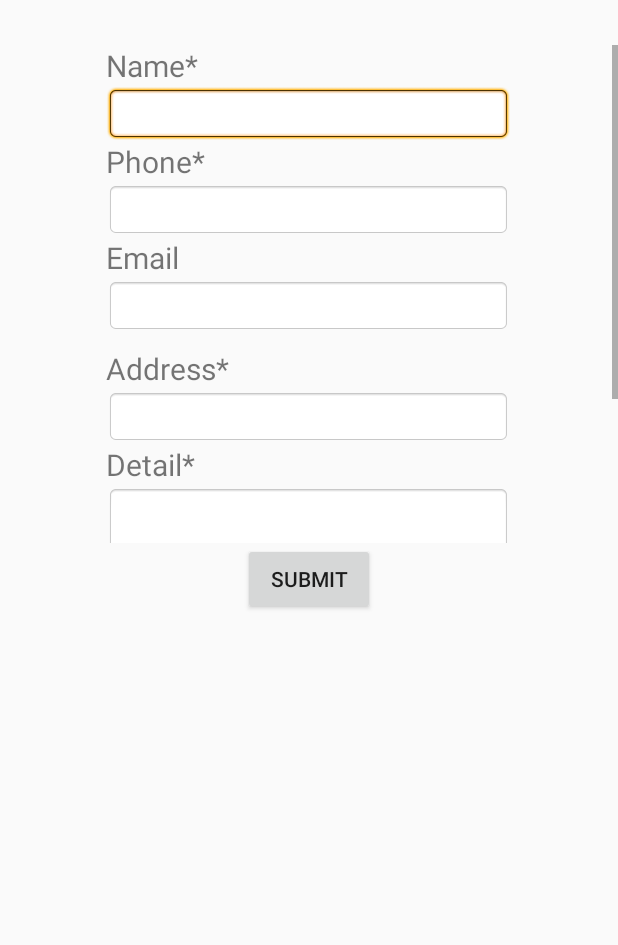
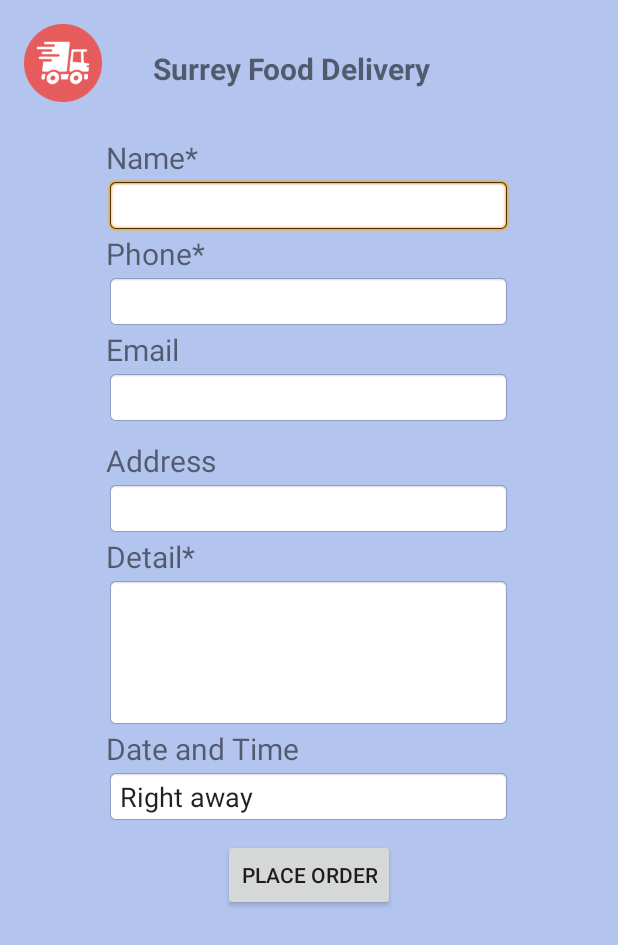
Before and after one commit to terencecyleung/SurreyFoodDelivery, an Android app: the CustomerOrderActivity screen opened directly, with no data from a screen before it, on a phone screen of 412 x 824 dp. Shown: the top 945 px of the screen. Run offline under Robolectric (Android 15) with nearby library versions, the phone set to English and light mode, and no system bars.

Commit message:
add header to customerorder and request_driver pages

```diff
--- a/app/src/main/res/layout/activity_customerorder.xml
+++ b/app/src/main/res/layout/activity_customerorder.xml
@@ -1,25 +1,78 @@
 <?xml version="1.0" encoding="utf-8"?>
-<LinearLayout xmlns:android="http://schemas.android.com/apk/res/android"
+<ScrollView xmlns:android="http://schemas.android.com/apk/res/android"
     xmlns:app="http://schemas.android.com/apk/res-auto"
     xmlns:tools="http://schemas.android.com/tools"
     android:layout_width="match_parent"
     android:layout_height="match_parent"
-    android:orientation="vertical"
+    android:background="#b3c4ef"
+    android:paddingBottom="@dimen/activity_vertical_margin"
+    android:paddingLeft="@dimen/activity_horizontal_margin"
+    android:paddingRight="@dimen/activity_horizontal_margin"
+    android:paddingTop="@dimen/activity_vertical_margin"
     tools:context="t27.surreyfooddeliveryapp.CustomerOrderActivity">
 
-    <!--space on top-->
-    <View
-        android:id="@+id/anchor"
+    <LinearLayout
+        android:layout_width="match_parent"
+        android:layout_height="match_parent"
+        android:orientation="vertical">
+
+        <!--header view-->
+        <LinearLayout
+            android:id="@+id/headerView"
+            android:layout_width="match_parent"
+            android:layout_height="75dp"
+            android:layout_alignParentTop="true"
+            android:orientation="horizontal">
+
+            <LinearLayout
                 android:layout_width="0dp"
-        android:layout_height="30dp"
-        android:layout_centerInParent="true" />
-    <!--end   space on top-->
+                android:layout_height="60dp"
+                android:layout_weight="0.80"
+                android:gravity="start"
+                android:orientation="horizontal"
+                android:weightSum="1">
+
+                <ImageView
+                    android:layout_width="52dp"
+                    android:layout_height="52dp"
+                    android:adjustViewBounds="true"
+                    android:gravity="start"
+                    android:scaleType="fitStart"
+                    app:srcCompat="@drawable/logo" />
+
+                <TextView
+                    android:layout_width="wrap_content"
+                    android:layout_height="fill_parent"
+                    android:layout_weight="1"
+                    android:ems="10"
+                    android:gravity="center"
+                    android:text="Surrey Food Delivery"
+                    android:textSize="20dp"
+                    android:textStyle="bold" />
+            </LinearLayout>
+
+
+            <LinearLayout
+                android:layout_width="0dp"
+                android:layout_height="match_parent"
+                android:layout_alignParentTop="true"
+                android:layout_weight="0.20"
+                android:orientation="horizontal">
+
+                <ImageView
+                    android:layout_width="65dp"
+                    android:layout_height="65dp"
+                    android:adjustViewBounds="true"
+                    android:visibility="invisible"
+                    app:srcCompat="@drawable/guesticon" />
+            </LinearLayout>
+
+
+        </LinearLayout>
+        <!--end header-->
 
 
         <!--name-->
-    <ScrollView
-        android:layout_width="match_parent"
-        android:layout_height="332dp">
 
         <LinearLayout
             android:layout_width="match_parent"
@@ -46,7 +99,7 @@
                     android:id="@+id/cust_order_name_edittext"
                     android:layout_width="270dp"
                     android:layout_height="wrap_content"
-                    android:gravity="center"
+                    android:gravity="start"
                     android:background="@android:drawable/editbox_background" />
             </LinearLayout>
             <!--end name-->
@@ -71,7 +124,7 @@
                     android:id="@+id/cust_order_phone_edittext"
                     android:layout_width="270dp"
                     android:layout_height="wrap_content"
-                    android:gravity="center"
+                    android:gravity="start"
                     android:background="@android:drawable/editbox_background"
                     android:inputType="phone" />
             </LinearLayout>
@@ -97,7 +150,7 @@
                     android:id="@+id/cust_order_email_edittext"
                     android:layout_width="270dp"
                     android:layout_height="wrap_content"
-                    android:gravity="center"
+                    android:gravity="start"
                     android:background="@android:drawable/editbox_background"
                     android:inputType="textEmailAddress" />
             </LinearLayout>
@@ -125,14 +178,15 @@
                     android:layout_height="wrap_content"
                     android:gravity="start"
                     android:textSize="@dimen/register_font_size"
-                    android:text="Address*" />
+                    android:text="Address" />
 
                 <EditText
                     android:id="@+id/cust_order_address_edittext"
                     android:layout_width="270dp"
                     android:layout_height="wrap_content"
-                    android:gravity="center"
-                    android:background="@android:drawable/editbox_background" />
+                    android:background="@android:drawable/editbox_background"
+                    android:gravity="start"
+                    android:inputType="textEmailAddress" />
             </LinearLayout>
             <!--end address-->
 
@@ -154,12 +208,17 @@
 
                 <EditText
                     android:id="@+id/cust_order_detail_edittext"
-                    android:minHeight="100dp"
                     android:layout_width="270dp"
                     android:layout_height="wrap_content"
-                    android:gravity="center"
                     android:background="@android:drawable/editbox_background"
-                    android:inputType="textMultiLine" />
+                    android:gravity="top|left"
+                    android:inputType="textMultiLine"
+                    android:lines="5"
+                    android:maxLines="10"
+                    android:minHeight="100dp"
+                    android:minLines="4"
+                    android:scrollbars="vertical"
+                    />
             </LinearLayout>
             <!--end detail-->
 
@@ -183,7 +242,7 @@
                     android:id="@+id/cust_order_time_edittext"
                     android:layout_width="270dp"
                     android:layout_height="wrap_content"
-                    android:gravity="center"
+                    android:gravity="start"
                     android:background="@android:drawable/editbox_background"
                     android:text="Right away"
                     android:inputType="datetime" />
@@ -199,7 +258,7 @@
             <!--end   space on bottom-->
 
         </LinearLayout>
-    </ScrollView>
+
 
 
         <!--submit button-->
@@ -214,9 +273,11 @@
                 android:id="@+id/button_order_submit"
                 android:layout_width="wrap_content"
                 android:layout_height="wrap_content"
-            android:text="Submit" />
+                android:text="Place order" />
         </LinearLayout>
         <!--end submit button-->
 
+    </LinearLayout>
 
-</LinearLayout>
+
+</ScrollView>
--- a/app/src/main/res/layout/activity_welcome.xml
+++ b/app/src/main/res/layout/activity_welcome.xml
@@ -35,6 +35,7 @@
         android:textStyle="bold"/>
 
     <Button
+        android:onClick="login_click"
         android:text="Login"
         android:layout_width="200dp"
         android:layout_height="wrap_content"
@@ -46,6 +47,7 @@
         android:layout_alignStart="@+id/signupButton" />
 
     <Button
+        android:onClick="register_click"
         android:text="Sign Up"
         android:layout_width="200dp"
         android:textStyle="bold"
```
Also changed, not shown: app/src/main/java/t27/surreyfooddeliveryapp/WelcomeActivity.java (+12 -0 lines), app/src/main/res/layout/activity_request_driver.xml (+36 -16 lines). Lines whose indentation alone changed are shown as unchanged.
